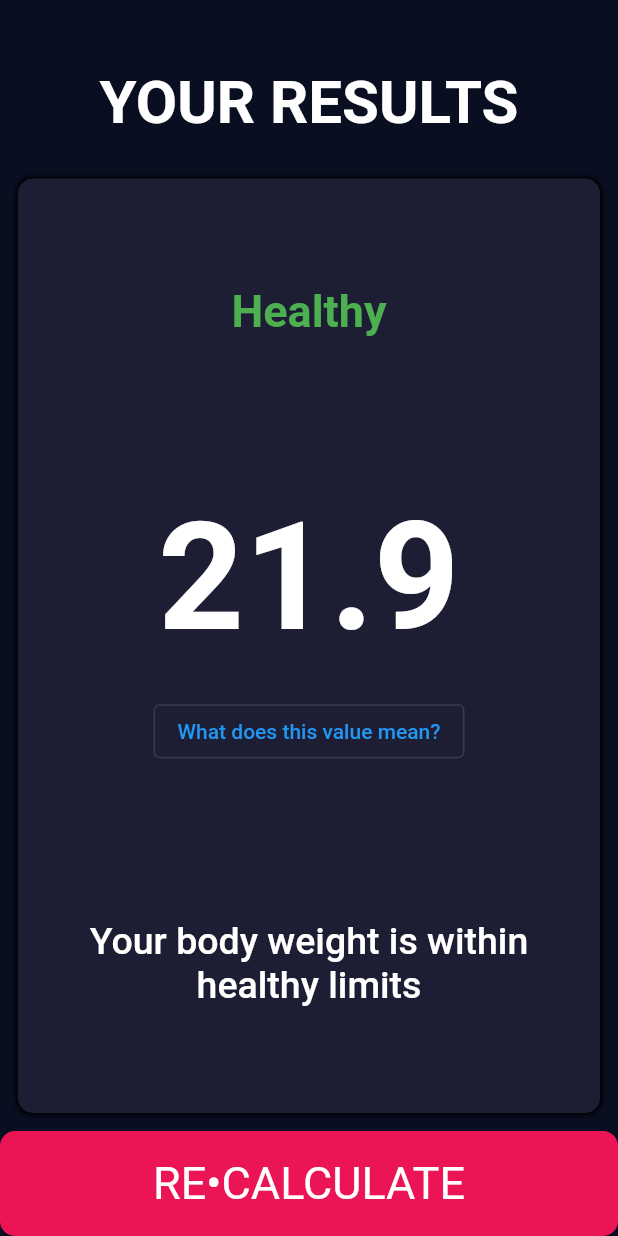
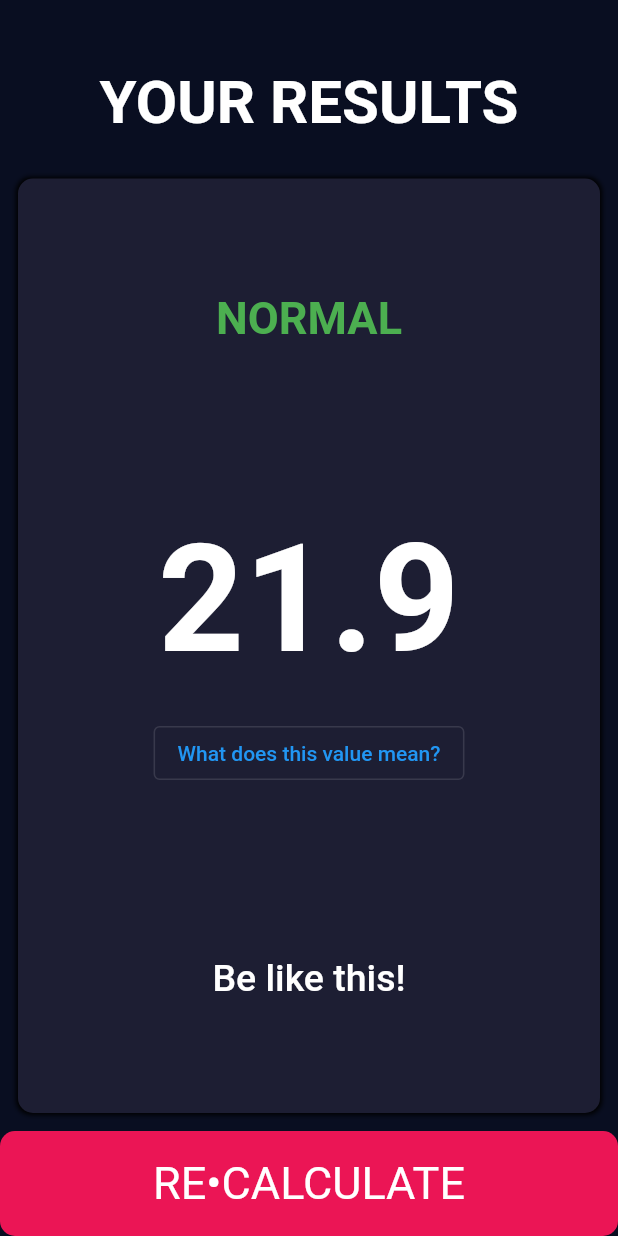
Before and after one commit to yasht01/flutter-course-projects, a Flutter app: the screen it shows after launch, after a tap on "CALCULATE BMI", on a phone screen of 412 x 824 dp. Run offline on Flutter 3.47's test engine with Material 2 defaults, Android fonts, the light colour scheme and no system bars; our stand-ins replace audioplayers, flutter_spinkit, font_awesome_flutter, rflutter_alert; missing offline and left inert: audio_wave.

Commit message:
Add AudioWave bars

```diff
--- a/bmi_calculator/lib/screens/result_interpret_page.dart
+++ b/bmi_calculator/lib/screens/result_interpret_page.dart
@@ -1,8 +1,27 @@
 import 'package:flutter/material.dart';
+import 'package:audio_wave/audio_wave.dart';
 
 class ResultInterpretPage extends StatelessWidget {
   @override
   Widget build(BuildContext context) {
-    return Text('Result Interpret Page');
+    return Scaffold(
+      appBar: AppBar(),
+      body: Column(
+        children: [
+          AudioWave(
+            height: 300.0,
+            width: 300.0,
+            spacing: 10.0,
+            animationLoop: 1,
+            bars: [
+              AudioWaveBar(height: 10, color: Colors.lightBlueAccent),
+              AudioWaveBar(height: 30, color: Colors.blue),
+              AudioWaveBar(height: 70, color: Colors.green),
+              AudioWaveBar(height: 40, color: Colors.red),
+            ],
+          ),
+        ],
+      ),
+    );
   }
 }
--- a/bmi_calculator/lib/screens/results_page.dart
+++ b/bmi_calculator/lib/screens/results_page.dart
@@ -1,5 +1,8 @@
 import 'package:bmi_calculator/constants.dart';
 import 'package:flutter/material.dart';
+
+// Screens
+import 'package:bmi_calculator/screens/result_interpret_page.dart';
 
 // Components
 import 'package:bmi_calculator/components/block.dart';
@@ -23,6 +26,8 @@ class ResultsPage extends StatelessWidget {
       weight: userData['weight'].toDouble(),
       weightUnit: userData['weight-unit'],
     );
+
+    final bmi = calcBrain.calculateBMI();
 
     return Scaffold(
       body: SafeArea(
@@ -52,18 +57,13 @@ class ResultsPage extends StatelessWidget {
                     mainAxisAlignment: MainAxisAlignment.spaceAround,
                     crossAxisAlignment: CrossAxisAlignment.center,
                     children: [
-                      Text(
-                        'Healthy',
-                        style: TextStyle(
-                          color: Colors.green,
-                          fontSize: 30.0,
-                          fontWeight: FontWeight.bold,
-                        ),
+                      UserHealthText(
+                        userBMI: double.parse(bmi),
                       ),
                       Column(
                         children: [
                           Text(
-                            calcBrain.calculateBMI(),
+                            bmi,
                             style: TextStyle(
                                 fontSize: 100.0, fontWeight: FontWeight.w700),
                           ),
@@ -71,18 +71,18 @@ class ResultsPage extends StatelessWidget {
                           OutlinedButton(
                             child: Text('What does this value mean?'),
                             onPressed: () {
-                              Navigator.pushNamed(context, '/user_interpret');
+                              Navigator.push(
+                                context,
+                                MaterialPageRoute(
+                                  builder: (context) => ResultInterpretPage(),
+                                ),
+                              );
                             },
                           ),
                         ],
                       ),
-                      Text(
-                        'Your body weight is within healthy limits',
-                        style: TextStyle(
-                          fontSize: 25.0,
-                          fontWeight: FontWeight.w500,
-                        ),
-                        textAlign: TextAlign.center,
+                      UserInfoText(
+                        userBMI: double.parse(bmi),
                       ),
                     ],
                   ),
@@ -103,3 +103,85 @@ class ResultsPage extends StatelessWidget {
     );
   }
 }
+
+class UserHealthText extends StatefulWidget {
+  String healthText;
+  double userBMI;
+  Color textColor;
+
+  UserHealthText({@required this.userBMI});
+
+  @override
+  _UserHealthTextState createState() => _UserHealthTextState();
+}
+
+class _UserHealthTextState extends State<UserHealthText> {
+  void decideText(double bmi) {
+    if (bmi > 25.0) {
+      widget.textColor = Colors.yellow.shade600;
+      widget.healthText = 'OVERWEIGHT';
+    } else if (bmi < 18.5) {
+      widget.textColor = Colors.yellow.shade600;
+      widget.healthText = 'UNDERWEIGHT';
+    } else {
+      widget.textColor = Colors.green;
+      widget.healthText = 'NORMAL';
+    }
+  }
+
+  @override
+  void initState() {
+    super.initState();
+    decideText(widget.userBMI);
+  }
+
+  @override
+  Widget build(BuildContext context) {
+    return Text(
+      widget.healthText,
+      style: TextStyle(
+        color: widget.textColor,
+        fontSize: 30.0,
+        fontWeight: FontWeight.bold,
+      ),
+    );
+  }
+}
+
+class UserInfoText extends StatefulWidget {
+  double userBMI;
+  String text;
+  UserInfoText({@required this.userBMI});
+
+  @override
+  _UserInfoTextState createState() => _UserInfoTextState();
+}
+
+class _UserInfoTextState extends State<UserInfoText> {
+  @override
+  void initState() {
+    super.initState();
+    decideText();
+  }
+
+  void decideText() {
+    if (widget.userBMI > 25.0)
+      widget.text = 'Exercise a bit more!';
+    else if (widget.userBMI < 18.5)
+      widget.text = 'Eat bruv!';
+    else
+      widget.text = 'Be like this!';
+  }
+
+  @override
+  Widget build(BuildContext context) {
+    return Text(
+      widget.text,
+      style: TextStyle(
+        fontSize: 25.0,
+        fontWeight: FontWeight.w500,
+      ),
+      textAlign: TextAlign.center,
+    );
+  }
+}
--- a/bmi_calculator/pubspec.yaml
+++ b/bmi_calculator/pubspec.yaml
@@ -11,6 +11,8 @@ dependencies:
     sdk: flutter
   cupertino_icons: ^1.0.2
   font_awesome_flutter: ^9.0.0
+  audio_wave: ^0.0.3
+  charts_flutter: ^0.10.0
 
 dev_dependencies:
   flutter_test:
```
